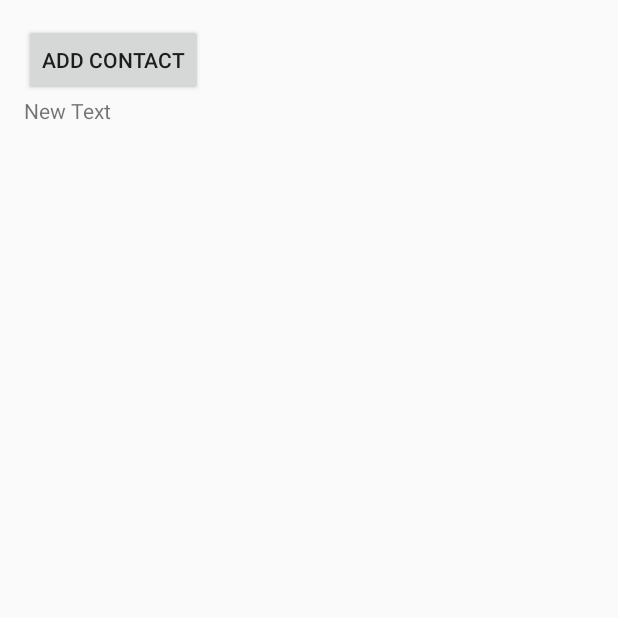
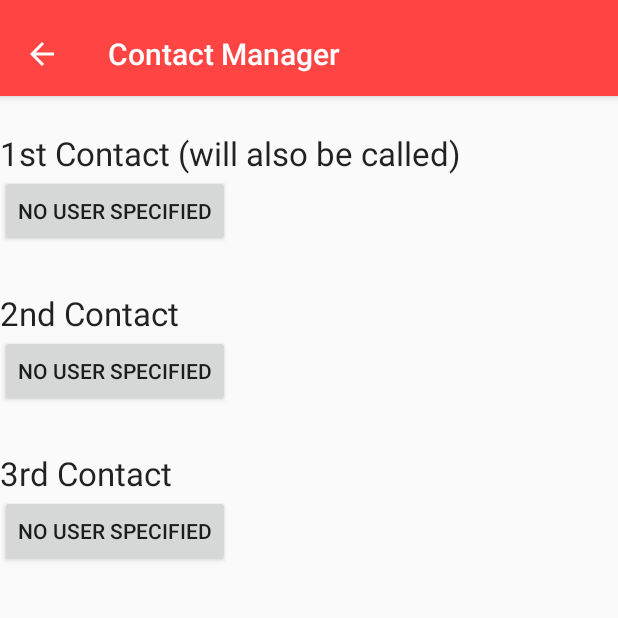
Before and after one commit to derderdunichbist/Emergency, an Android app: the ContactManagerActivity screen opened directly, with no data from a screen before it, on a phone screen of 412 x 824 dp, the top half of it. Run offline under Robolectric (Android 15) with nearby library versions, the phone set to English and light mode, and no system bars.

Commit message:
Changed Settings menu and added feature to add contacts from the settings menu

```diff
--- a/app/src/main/java/org/hsrt/mc/emergency/activities/ContactManagerActivity.java
+++ b/app/src/main/java/org/hsrt/mc/emergency/activities/ContactManagerActivity.java
@@ -6,6 +6,9 @@ import android.database.Cursor;
 import android.net.Uri;
 import android.provider.ContactsContract;
 import android.os.Bundle;
+import android.support.v7.app.ActionBar;
+import android.support.v7.app.AppCompatActivity;
+import android.support.v7.widget.Toolbar;
 import android.view.View;
 import android.widget.ArrayAdapter;
 import android.widget.Button;
@@ -15,40 +18,132 @@ import android.widget.TextView;
 import org.hsrt.mc.emergency.R;
 import org.hsrt.mc.emergency.persistence.UserDAO;
 import org.hsrt.mc.emergency.user.Contact;
+import org.hsrt.mc.emergency.user.User;
+import org.hsrt.mc.emergency.user.UserImplementation;
 
+import java.lang.reflect.Array;
+import java.util.ArrayList;
+import java.util.HashMap;
 import java.util.Iterator;
+import java.util.List;
+import java.util.Map;
 import java.util.Set;
 
-public class ContactManagerActivity extends ListActivity {
-
-    UserDAO userDAO;
+public class ContactManagerActivity extends AppCompatActivity {
+    ListView listView;
+    User user;
+    Button firstContactButton;
+    Button secondContactButton;
+    Button thirdContactButton;
+    private Map<Integer, Integer> contactIdMap = new HashMap<>();
 
     @Override
     protected void onCreate(Bundle savedInstanceState) {
         super.onCreate(savedInstanceState);
         setContentView(R.layout.activity_contact_manager);
 
-        this.userDAO = UserDAO.getUserDAO();
+        user = UserImplementation.getUserObject();
 
-        Button button = (Button)findViewById(R.id.buttonAddContact);
+        Toolbar mActionBarToolbar = (Toolbar) findViewById(R.id.contact_manager_toolbar);
+        setSupportActionBar(mActionBarToolbar);
+        ActionBar actionBar = getSupportActionBar();
+        if (actionBar != null) {
+            actionBar.setDisplayHomeAsUpEnabled(true);
+        }
 
-        button.setOnClickListener(new View.OnClickListener() {
+        firstContactButton= (Button)findViewById(R.id.first_contact_button);
+        secondContactButton= (Button)findViewById(R.id.second_contact_button);
+        thirdContactButton= (Button)findViewById(R.id.third_contact_button);
+
+        initButtons();
+
+        firstContactButton.setOnClickListener(new View.OnClickListener() {
 
             @Override
             public void onClick(View v) {
                 Intent contactPickerIntent = new Intent(Intent.ACTION_PICK,
                 ContactsContract.Contacts.CONTENT_URI);
-                startActivityForResult(contactPickerIntent, 1001);
+                startActivityForResult(contactPickerIntent, 1);
             }
         });
+
+        secondContactButton.setOnClickListener(new View.OnClickListener() {
+
+            @Override
+            public void onClick(View v) {
+                Intent contactPickerIntent = new Intent(Intent.ACTION_PICK,
+                        ContactsContract.Contacts.CONTENT_URI);
+                startActivityForResult(contactPickerIntent, 2);
+            }
+        });
+
+        thirdContactButton.setOnClickListener(new View.OnClickListener() {
+
+            @Override
+            public void onClick(View v) {
+                Intent contactPickerIntent = new Intent(Intent.ACTION_PICK,
+                        ContactsContract.Contacts.CONTENT_URI);
+                startActivityForResult(contactPickerIntent, 3);
+            }
+        });
+    }
+
+    private void initButtons() {
+        List<Contact> contacts = user.getContacts();
+        Contact importantContact = null;
+        boolean secondButtonAssigned = false;
+        contactIdMap.clear();
+        for(Contact contact : contacts) {
+            if(contact.isFavourite()) {
+                contactIdMap.put(1, contact.getId());
+                firstContactButton.setText(contact.getName());
+            } else {
+                if(!secondButtonAssigned) {
+                    contactIdMap.put(2, contact.getId());
+                    secondContactButton.setText(contact.getName());
+                    secondButtonAssigned = true;
+                } else {
+                    contactIdMap.put(3, contact.getId());
+                    thirdContactButton.setText(contact.getName());
+                }
+            }
+        }
+
+        if(!contactIdMap.containsKey(1)) {
+            firstContactButton.setText("No user specified");
+        }
+
+        if(!contactIdMap.containsKey(2)) {
+            secondContactButton.setText("No user specified");
+        }
+
+        if(!contactIdMap.containsKey(3)) {
+            thirdContactButton.setText("No user specified");
+        }
+
+
     }
 
     @Override
     protected void onActivityResult(int requestCode, int resultCode, Intent intent) {
         //ListView listView = (ListView)findViewById(R.id.contactsListViewTest);
         if (resultCode == RESULT_OK) {
-            switch (requestCode) {
-                case 1001:
+            boolean isFavourite = false;
+            int idToDelete = 0;
+            try {
+                if(requestCode == 1) {
+                    isFavourite = true;
+                    idToDelete = contactIdMap.get(1);
+                } else if(requestCode == 2) {
+                    idToDelete = contactIdMap.get(2);
+                } else if(requestCode == 3) {
+                    idToDelete = contactIdMap.get(3);
+                }
+
+            } catch (Exception e) {
+                idToDelete = -1;
+            }
+
                 Bundle extras = intent.getExtras();
                 if (extras != null) {
                     Set keys = extras.keySet();
@@ -63,10 +158,10 @@ public class ContactManagerActivity extends ListActivity {
                 Cursor c = managedQuery(result, null, null, null, null);
                 if (c.moveToFirst()) {
 
-
                     String id = c.getString(c.getColumnIndexOrThrow(ContactsContract.Contacts._ID));
 
                     String hasPhone = c.getString(c.getColumnIndex(ContactsContract.Contacts.HAS_PHONE_NUMBER));
+                    String cNumber = "";
 
                     if (hasPhone.equalsIgnoreCase("1")) {
                         Cursor phones = getContentResolver().query(
@@ -74,31 +169,32 @@ public class ContactManagerActivity extends ListActivity {
                                 ContactsContract.CommonDataKinds.Phone.CONTACT_ID + " = " + id,
                                 null, null);
                         phones.moveToFirst();
-                            /*
-                            String cNumber = phones.getString(phones.getColumnIndex("data1"));
-                            for(String s: phones.getColumnNames()){
-                                System.out.println(s + ": " + phones.getString(phones.getColumnIndex(s)));
-
-                            }
-                            phones.close();
-                           // System.out.println("number is:" + cNumber);
-                            */
+                        cNumber = phones.getString(phones.getColumnIndex("data1")); //User number
                     }
 
 
-                        String name = c.getString(c.getColumnIndex(ContactsContract.Contacts.DISPLAY_NAME_ALTERNATIVE));
+                    String name = c.getString(c.getColumnIndex(ContactsContract.Contacts.DISPLAY_NAME));
                     // String email = c.getString(c.getColumnIndex(ContactsContract.CommonDataKinds.Email.DATA));
                     //String phoneNumber = c.getString(c.getColumnIndex(ContactsContract.Data.DATA1));
-                        putIntoDatabase(name, "test@test.de", "+4971156471321");
+                    Contact contact = new Contact(name, "test@test.de", cNumber, isFavourite);
 
-                        //this.displayAndPersist(name);
-
-                        break;
+                    List<Contact> contacts = new ArrayList<>();
+                    for(Contact contactToAddToList : user.getContacts()) {
+                        contacts.add(contactToAddToList.clone());
                     }
 
+                    if(idToDelete != -1) {
+                        for(Contact contactToDelete : contacts) {
+                            if (contactToDelete.getId() == idToDelete) {
+                                user.removeContact(contactToDelete);
                             }
+                        }
+                    }
+                    user.addContact(contact);
+            }
+            this.initButtons();
         } else {
-            throw new RuntimeException("Bad result");
+
         }
     }
 
@@ -124,7 +220,7 @@ public class ContactManagerActivity extends ListActivity {
     */
     private void displayAndPersist(String name) {
 
-        ArrayAdapter<Contact> adapter = (ArrayAdapter<Contact>) getListAdapter();
+       // ArrayAdapter<Contact> adapter = (ArrayAdapter<Contact>) getListAdapter();
         Contact contact = new Contact();
         contact.setName(name);
     }
--- a/app/src/main/java/org/hsrt/mc/emergency/persistence/UserDAO.java
+++ b/app/src/main/java/org/hsrt/mc/emergency/persistence/UserDAO.java
@@ -32,9 +32,14 @@ public class UserDAO {
         }
     }
 
+    public Context getContext() {
+        return this.context;
+    }
+
     public void open() throws SQLException {
         database = sqlLiteHelper.getWritableDatabase();
         this.setUpUser();
+
     }
 
     public void close() {
--- a/app/src/main/java/org/hsrt/mc/emergency/user/UserImplementation.java
+++ b/app/src/main/java/org/hsrt/mc/emergency/user/UserImplementation.java
@@ -1,4 +1,6 @@
 package org.hsrt.mc.emergency.user;
+
+import android.widget.Toast;
 
 import org.hsrt.mc.emergency.activities.MainActivity;
 import org.hsrt.mc.emergency.persistence.MySQLiteHelper;
@@ -137,6 +139,7 @@ public class UserImplementation implements User{
 
     @Override
     public void addContact(Contact contact) {
+        if(contacts.size() < 3) {
             if(contacts.size() == 0) {
                 if(userDAO.insertContactIntoDatabase(contact)) {
                     this.contacts.add(contact);
@@ -145,6 +148,9 @@ public class UserImplementation implements User{
                 if(userDAO.insertContactIntoDatabase(contact)) {
                     this.contacts.add(contact);
                 }
+            }
+        } else {
+            Toast.makeText(userDAO.getContext(), "Internal Error, no more thant 3 contacts allowed", Toast.LENGTH_LONG);
         }
     }
 
--- a/app/src/main/res/layout/activity_contact_manager.xml
+++ b/app/src/main/res/layout/activity_contact_manager.xml
@@ -1,37 +1,34 @@
 <?xml version="1.0" encoding="utf-8"?>
-<RelativeLayout xmlns:android="http://schemas.android.com/apk/res/android"
+<android.support.design.widget.CoordinatorLayout xmlns:android="http://schemas.android.com/apk/res/android"
+    xmlns:app="http://schemas.android.com/apk/res-auto"
     xmlns:tools="http://schemas.android.com/tools"
+    android:id="@+id/main_content"
     android:layout_width="match_parent"
     android:layout_height="match_parent"
-    android:paddingBottom="@dimen/activity_vertical_margin"
-    android:paddingLeft="@dimen/activity_horizontal_margin"
-    android:paddingRight="@dimen/activity_horizontal_margin"
-    android:paddingTop="@dimen/activity_vertical_margin"
-    android:title="Contact Managers"
+    android:fitsSystemWindows="true"
     tools:context=".activities.ContactManagerActivity">
 
-    <Button
-        android:layout_width="wrap_content"
+    <android.support.design.widget.AppBarLayout
+        android:id="@+id/contact_manager_appbar"
+        android:layout_width="match_parent"
         android:layout_height="wrap_content"
-        android:text="Add Contact"
-        android:id="@+id/buttonAddContact"
-        android:layout_alignParentTop="true"
-        android:layout_alignParentStart="true" />
+        android:paddingTop="@dimen/appbar_padding_top"
+        android:theme="@style/AppTheme.AppBarOverlay">
 
-    <TextView
-        android:layout_width="wrap_content"
-        android:layout_height="wrap_content"
-        android:text="New Text"
-        android:id="@+id/textView"
-        android:layout_below="@+id/buttonAddContact"
-        android:layout_alignParentStart="true" />
+        <android.support.v7.widget.Toolbar
+            android:id="@+id/contact_manager_toolbar"
+            android:layout_width="match_parent"
+            android:layout_height="?attr/actionBarSize"
+            android:background="?attr/colorPrimary"
+            app:layout_scrollFlags="scroll|enterAlways"
+            app:popupTheme="@style/AppTheme.PopupOverlay"
+            app:title="Contact Manager">
 
-    <ListView
-        android:layout_width="wrap_content"
-        android:layout_height="match_parent"
-        android:id="@android:id/list"
-        android:smoothScrollbar="false"
-        android:choiceMode="singleChoice"
-        android:layout_below="@+id/textView" />
-   <!-- android:id="@+id/contactsListViewTest" -->
-</RelativeLayout>
+        </android.support.v7.widget.Toolbar>
+
+    </android.support.design.widget.AppBarLayout>
+
+    <include layout="@layout/content_contact_manager" />
+
+
+</android.support.design.widget.CoordinatorLayout>
--- /dev/null
+++ b/app/src/main/res/layout/content_contact_manager.xml
@@ -0,0 +1,59 @@
+<?xml version="1.0" encoding="utf-8"?>
+
+<LinearLayout xmlns:android="http://schemas.android.com/apk/res/android"
+    xmlns:app="http://schemas.android.com/apk/res-auto"
+    android:orientation="vertical" android:layout_width="match_parent"
+    android:layout_height="match_parent"
+    app:layout_behavior="@string/appbar_scrolling_view_behavior">
+
+
+
+    <TextView
+        android:layout_width="wrap_content"
+        android:layout_height="wrap_content"
+        android:textAppearance="?android:attr/textAppearanceLarge"
+        android:text="1st Contact (will also be called)"
+        android:id="@+id/first_contact_label"
+        android:layout_below="@+id/textView4"
+        android:layout_alignParentStart="true"
+        android:layout_marginTop="23dp" />
+
+    <Button
+        android:layout_width="wrap_content"
+        android:layout_height="wrap_content"
+        android:text="No user specified"
+        android:id="@+id/first_contact_button" />
+
+    <TextView
+        android:layout_width="wrap_content"
+        android:layout_height="wrap_content"
+        android:textAppearance="?android:attr/textAppearanceLarge"
+        android:text="2nd Contact"
+        android:id="@+id/second_contact_label"
+        android:layout_below="@+id/phoneNumber1"
+        android:layout_alignParentStart="true"
+        android:layout_marginTop="29dp" />
+
+    <Button
+        android:layout_width="wrap_content"
+        android:layout_height="wrap_content"
+        android:text="No user specified"
+        android:id="@+id/second_contact_button" />
+
+    <TextView
+        android:layout_width="wrap_content"
+        android:layout_height="wrap_content"
+        android:textAppearance="?android:attr/textAppearanceLarge"
+        android:text="3rd Contact"
+        android:id="@+id/third_contact_label"
+        android:layout_below="@+id/phoneNumber2"
+        android:layout_alignParentStart="true"
+        android:layout_marginTop="29dp"/>
+
+    <Button
+        android:layout_width="wrap_content"
+        android:layout_height="wrap_content"
+        android:text="No user specified"
+        android:id="@+id/third_contact_button" />
+
+</LinearLayout>
--- a/app/src/main/res/values/strings.xml
+++ b/app/src/main/res/values/strings.xml
@@ -67,4 +67,9 @@
     <string name="title_activity_user_data">User Data</string>
     <string name="section_format">Hello World from section: %1$d</string>
     <string name="test_output">Test Output</string>
+    <string name="first_name">First Name</string>
+    <string name="last_Name">Last Name</string>
+    <string name="date_of_birth">Date Of Birth</string>
+    <string name="gender">Gender</string>
+    <string name="specified_Contacts">Specified Contacts</string>
 </resources>
```
Also changed, not shown: app/src/main/AndroidManifest.xml (+13 -5 lines), app/src/main/java/org/hsrt/mc/emergency/activities/MainActivity.java (+11 -4 lines), app/src/main/java/org/hsrt/mc/emergency/activities/ViewPagerActivity.java (+8 -4 lines), app/src/main/java/org/hsrt/mc/emergency/user/Contact.java (+7 -0 lines), app/src/main/res/layout/activity_main.xml (+0 -8 lines), app/src/main/res/values/arrays.xml (added, +10 -0 lines), app/src/main/res/xml/pref_general.xml (+26 -12 lines), app/src/main/res/xml/pref_headers.xml (+8 -1 lines), app/src/main/res/drawable-hdpi/ic_account_circle_black_24dp.png (added), app/src/main/res/drawable-mdpi/ic_account_circle_black_24dp.png (added), app/src/main/res/drawable-xhdpi/ic_account_circle_black_24dp.png (added), app/src/main/res/drawable-xxhdpi/ic_account_circle_black_24dp.png (added), app/src/main/res/drawable-xxxhdpi/ic_account_circle_black_24dp.png (added). Lines whose indentation alone changed are shown as unchanged.
